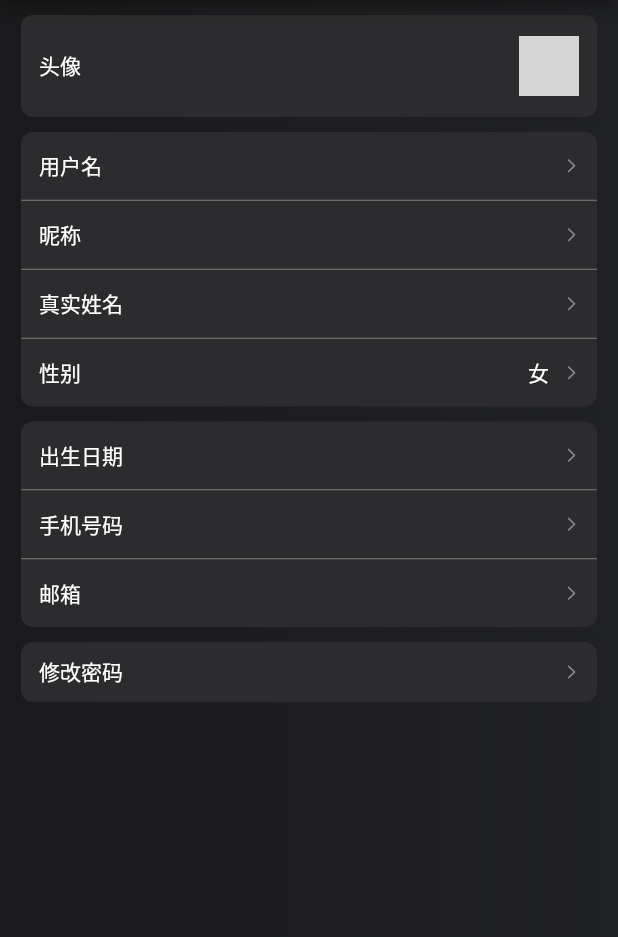
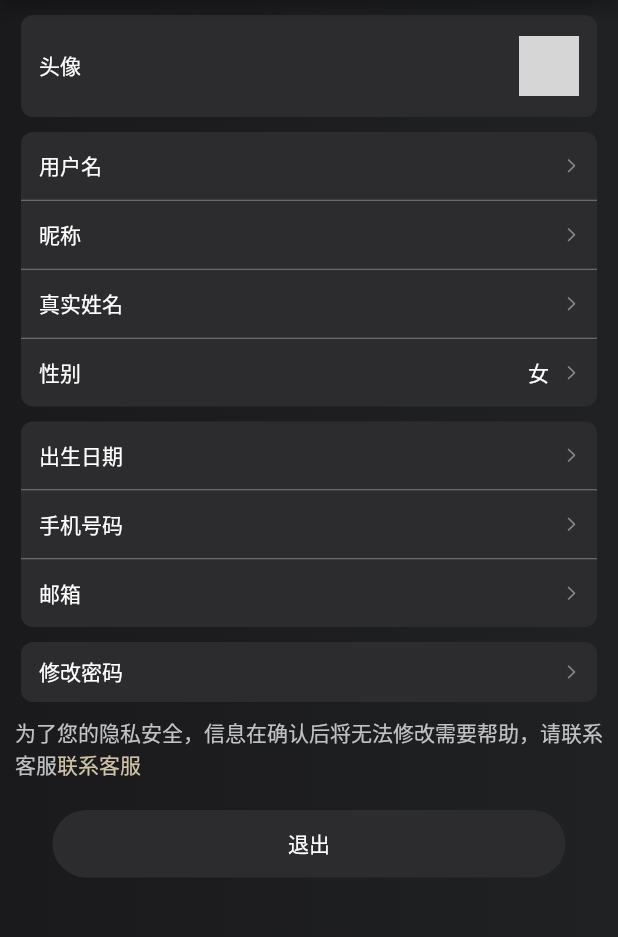
Before and after one commit to a87835546/flutter-demo, a Flutter app: the UserInfoPage screen opened directly, on a phone screen of 412 x 824 dp, the part 84-1021 px from its top. Run offline on Flutter 3.47's test engine with Material 2 defaults, Android fonts, the phone set to English and light mode, and no system bars; our stand-ins replace badges, card_swiper, device_info, dio, fluttertoast, image_picker and 4 more; missing offline and left inert: flutter_baidu_mapapi_base, flutter_baidu_mapapi_map, image_picker_for_web, shared_preferences_web; accounts and stored records are empty; network calls fail; grey boxes are pictures that could not be loaded.

Commit message:
update:个人中心添加退出

```diff
--- a/lib/mine/mine_userinfo/mine_userinfo.dart
+++ b/lib/mine/mine_userinfo/mine_userinfo.dart
@@ -4,6 +4,7 @@ import 'package:flutter/cupertino.dart';
 import 'package:flutter/material.dart';
 import 'package:flutter_demo/mine/model/user_info_model.dart';
 import 'package:flutter_demo/utils/app_singleton.dart';
+import 'package:flutter_demo/utils/color_util.dart';
 import 'package:flutter_demo/utils/http_manager.dart';
 
 class UserInfoPage extends StatefulWidget {
@@ -297,6 +298,32 @@ class _UserInfoPageState extends State<UserInfoPage> {
                 },
               ),
             ),
+            Padding(padding: EdgeInsets.only(left: 10,right: 10,top: 10),child: RichText(
+              text: TextSpan(
+                text: '为了您的隐私安全，信息在确认后将无法修改需要帮助，请联系客服',
+                style: TextStyle(
+                  color: Color(0xffC1C2C4)
+                ),
+                children: [
+                  TextSpan(text: '联系客服',style: TextStyle(color: ColorUtil.mainColor()))
+                ]
+              ),
+            ),),
+            Padding(padding: EdgeInsets.only(top: 20,left: 35,right: 35),child: GestureDetector(child: Container(
+              height: 45,
+              alignment: Alignment.center,
+              width: double.maxFinite,
+              decoration: BoxDecoration(
+                borderRadius: BorderRadius.circular(22.5),
+                // gradient: LinearGradient(
+                //   colors: [Color(0xff1A1A1C),Color(0xff202123)]
+                // ),
+                  color:Color(0xff2C2C2E)
+              ),
+              child: Text("退出",style: TextStyle(color: Colors.white),),
+            ),onTap: (){
+              log('log out');
+            },behavior: HitTestBehavior.opaque,),),
           ],
         ),
       ),
```
Also changed, not shown: 2 other files.
